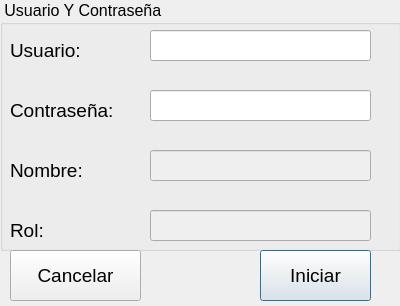
First picture: the form in QT-Ferreteria/InicioSesionFerreteria.ui, repository Ladivcr/Sales-stock, before the edit.
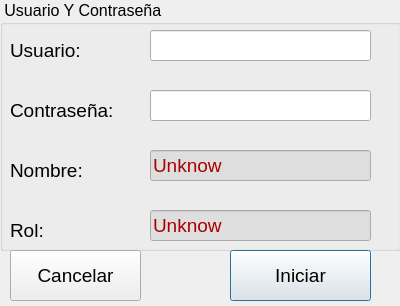
Second picture: the form after the edit. Icons and pictures are not drawn.

Commit message: Interactuando con el texto

Patch:
```diff
--- a/QT-Ferreteria/InicioSesionFerreteria.ui
+++ b/QT-Ferreteria/InicioSesionFerreteria.ui
@@ -134,7 +134,7 @@
    </widget>
    <widget class="QLineEdit" name="leNombre">
     <property name="enabled">
-     <bool>false</bool>
+     <bool>true</bool>
     </property>
     <property name="geometry">
      <rect>
@@ -144,15 +144,85 @@
       <height>31</height>
      </rect>
     </property>
+    <property name="palette">
+     <palette>
+      <active>
+       <colorrole role="Text">
+        <brush brushstyle="SolidPattern">
+         <color alpha="255">
+          <red>170</red>
+          <green>0</green>
+          <blue>0</blue>
+         </color>
+        </brush>
+       </colorrole>
+       <colorrole role="Base">
+        <brush brushstyle="SolidPattern">
+         <color alpha="255">
+          <red>222</red>
+          <green>222</green>
+          <blue>222</blue>
+         </color>
+        </brush>
+       </colorrole>
+      </active>
+      <inactive>
+       <colorrole role="Text">
+        <brush brushstyle="SolidPattern">
+         <color alpha="255">
+          <red>170</red>
+          <green>0</green>
+          <blue>0</blue>
+         </color>
+        </brush>
+       </colorrole>
+       <colorrole role="Base">
+        <brush brushstyle="SolidPattern">
+         <color alpha="255">
+          <red>222</red>
+          <green>222</green>
+          <blue>222</blue>
+         </color>
+        </brush>
+       </colorrole>
+      </inactive>
+      <disabled>
+       <colorrole role="Text">
+        <brush brushstyle="SolidPattern">
+         <color alpha="255">
+          <red>190</red>
+          <green>190</green>
+          <blue>190</blue>
+         </color>
+        </brush>
+       </colorrole>
+       <colorrole role="Base">
+        <brush brushstyle="SolidPattern">
+         <color alpha="255">
+          <red>239</red>
+          <green>235</green>
+          <blue>231</blue>
+         </color>
+        </brush>
+       </colorrole>
+      </disabled>
+     </palette>
+    </property>
     <property name="font">
      <font>
       <pointsize>14</pointsize>
      </font>
     </property>
+    <property name="text">
+     <string>Unknow</string>
+    </property>
+    <property name="readOnly">
+     <bool>true</bool>
+    </property>
    </widget>
    <widget class="QLineEdit" name="leRol">
     <property name="enabled">
-     <bool>false</bool>
+     <bool>true</bool>
     </property>
     <property name="geometry">
      <rect>
@@ -162,19 +232,89 @@
       <height>31</height>
      </rect>
     </property>
+    <property name="palette">
+     <palette>
+      <active>
+       <colorrole role="Text">
+        <brush brushstyle="SolidPattern">
+         <color alpha="255">
+          <red>170</red>
+          <green>0</green>
+          <blue>0</blue>
+         </color>
+        </brush>
+       </colorrole>
+       <colorrole role="Base">
+        <brush brushstyle="SolidPattern">
+         <color alpha="255">
+          <red>222</red>
+          <green>222</green>
+          <blue>222</blue>
+         </color>
+        </brush>
+       </colorrole>
+      </active>
+      <inactive>
+       <colorrole role="Text">
+        <brush brushstyle="SolidPattern">
+         <color alpha="255">
+          <red>170</red>
+          <green>0</green>
+          <blue>0</blue>
+         </color>
+        </brush>
+       </colorrole>
+       <colorrole role="Base">
+        <brush brushstyle="SolidPattern">
+         <color alpha="255">
+          <red>222</red>
+          <green>222</green>
+          <blue>222</blue>
+         </color>
+        </brush>
+       </colorrole>
+      </inactive>
+      <disabled>
+       <colorrole role="Text">
+        <brush brushstyle="SolidPattern">
+         <color alpha="255">
+          <red>190</red>
+          <green>190</green>
+          <blue>190</blue>
+         </color>
+        </brush>
+       </colorrole>
+       <colorrole role="Base">
+        <brush brushstyle="SolidPattern">
+         <color alpha="255">
+          <red>239</red>
+          <green>235</green>
+          <blue>231</blue>
+         </color>
+        </brush>
+       </colorrole>
+      </disabled>
+     </palette>
+    </property>
     <property name="font">
      <font>
       <pointsize>14</pointsize>
      </font>
     </property>
+    <property name="text">
+     <string>Unknow</string>
+    </property>
+    <property name="readOnly">
+     <bool>true</bool>
+    </property>
    </widget>
   </widget>
   <widget class="QPushButton" name="pbIniciar">
    <property name="geometry">
     <rect>
-     <x>260</x>
+     <x>230</x>
      <y>250</y>
-     <width>111</width>
+     <width>141</width>
      <height>51</height>
     </rect>
    </property>
```
Left out of the diff: 12 changed lines with no effect on the pictures. The commit also changes 1 other file.
